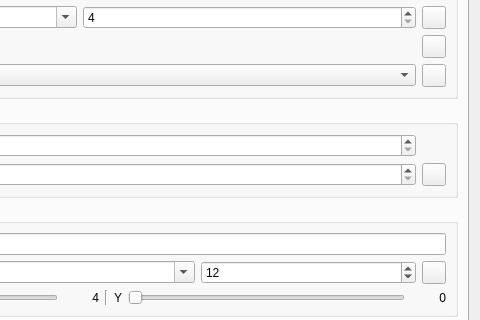
Old version of the form plugins/feature/camera/camerasettingsdialog.ui in the repository srcejon/sdrangel; both pictures show x 374 to 854 and y 190 to 510 of the 854 by 886 pixel window.
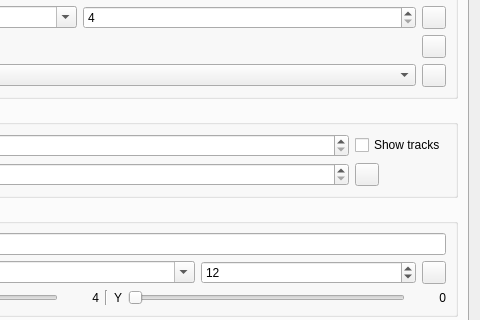
New version of the form. The open tabs and pages were chosen to show the change. Icons and pictures are not drawn. Custom widgets are drawn as their Qt base class.

Commit message: Add tracked object trail overlay

Patch:
```diff
--- a/plugins/feature/camera/camerasettingsdialog.ui
+++ b/plugins/feature/camera/camerasettingsdialog.ui
@@ -3351,6 +3351,16 @@
             </property>
            </widget>
           </item>
+          <item row="0" column="2" colspan="2">
+           <widget class="QCheckBox" name="trackObjectTrailsCheck">
+            <property name="toolTip">
+             <string>Show the recent track for each tracked overlay object</string>
+            </property>
+            <property name="text">
+             <string>Show tracks</string>
+            </property>
+           </widget>
+          </item>
           <item row="1" column="1">
            <widget class="QDoubleSpinBox" name="trackObjectFontScaleSpin">
             <property name="toolTip">
```
The commit also changes 6 other files.
